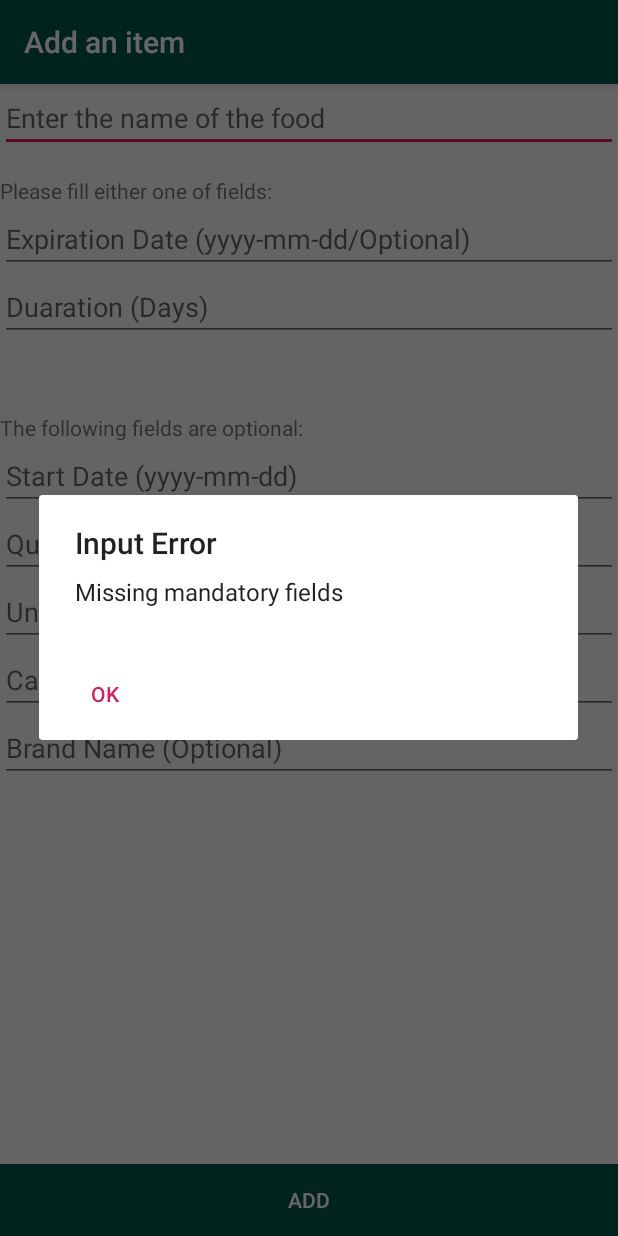
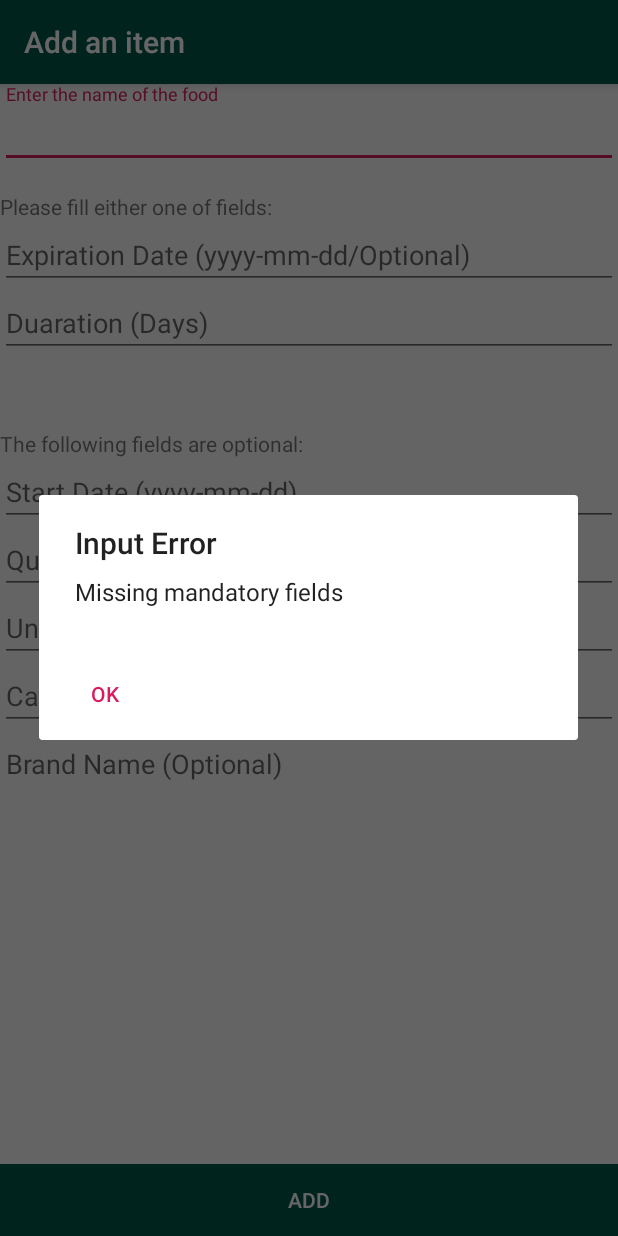
Before and after one commit to MathewJiang/PUT---IoT-Device-for-Home-Fridge, an Android app: the fragment AddItemFragment shown on its own in the app's theme, after a tap on "ADD", on a phone screen of 412 x 824 dp. Run offline under Robolectric (Android 15) with nearby library versions, the phone set to English and light mode, and no system bars; our stand-ins replace Volley; network calls fail; 1 other tap on this screen came first.

Commit message:
Add barcode request logic

```diff
--- a/Android App/app/src/main/java/com/example/zhepingjiang/navigation/AddItemFragment.java
+++ b/Android App/app/src/main/java/com/example/zhepingjiang/navigation/AddItemFragment.java
@@ -5,6 +5,7 @@ import android.content.DialogInterface;
 import android.os.Bundle;
 import android.support.annotation.NonNull;
 import android.support.annotation.Nullable;
+import android.support.design.widget.TextInputLayout;
 import android.support.v4.app.Fragment;
 import android.support.v7.app.AlertDialog;
 import android.util.Log;
@@ -14,6 +15,7 @@ import android.view.ViewGroup;
 import android.view.inputmethod.InputMethodManager;
 import android.widget.Button;
 import android.widget.EditText;
+import android.os.CountDownTimer;
 
 import com.android.volley.Request;
 import com.android.volley.RequestQueue;
@@ -38,6 +40,8 @@ import java.util.Calendar;
 import java.util.Date;
 import java.util.Objects;
 
+import org.jsoup.Jsoup;
+
 public class AddItemFragment extends Fragment {
     private static final String TAG = "AddItemFragment";
     private Button add_button;
@@ -51,13 +55,15 @@ public class AddItemFragment extends Fragment {
         final View cur_view = view;
         add_button = (Button)view.findViewById(R.id.addButton);
 
+        queryBarcodeScanner(view);
+
         //TODO: Check for the startdate automatically for the user
         add_button.setOnClickListener(new View.OnClickListener() {
             @Override
             public void onClick(View v) {
 
-                EditText enterFoodNameEditText = cur_view.findViewById(R.id.enterFoodEditText);
-                String foodName = enterFoodNameEditText.getText().toString();
+                TextInputLayout enterFoodNameEditText = cur_view.findViewById(R.id.enterFoodEditText);
+                String foodName = enterFoodNameEditText.getEditText().getText().toString();
                 EditText enterDurationEditText = cur_view.findViewById(R.id.enterDurationEditText);
                 String duration = enterDurationEditText.getText().toString();
                 EditText enterEndDateEditText = cur_view.findViewById(R.id.enterEndDateEditText);
@@ -100,7 +106,7 @@ public class AddItemFragment extends Fragment {
                     RequestQueue queue = Volley.newRequestQueue(Objects.requireNonNull(getContext()));
                     String url = "http://ece496puts.ddns.net:59496/raw_sql/" +
                             "use putsDB;" +
-                            "insert into std_names values ('" + foodName + "', 'uncategorized');" +
+                            "insert ignore into std_names values ('" + foodName + "', 'uncategorized');" +
                             "insert into purchase_history (std_name, vendor, brand, content_quantity, content_unit, is_packaged, package_unit, purchase_date, expiry_date) " +
                             "VALUES ('" + foodName + "', 'default', 'default', '1', 'items', 'T', 'box', '" + startDate + "', '" + endDate + "');" +
                             "insert into grocery_storage VALUES (LAST_INSERT_ID(), '" + foodName + "', 1, 'items', '2019-01-04 00:16:32', '" + startDate +"', '" + endDate + "', 'good');";
@@ -147,7 +153,7 @@ public class AddItemFragment extends Fragment {
                     queue.add(stringRequest);
 
                     //clear the text if user enter some info
-                    enterFoodNameEditText.setText("");
+                    enterFoodNameEditText.getEditText().setText("");
                     enterEndDateEditText.setText("");
                     enterDurationEditText.setText("");
 
@@ -164,4 +170,60 @@ public class AddItemFragment extends Fragment {
     public View onCreateView(@NonNull LayoutInflater inflater, @Nullable ViewGroup container, @Nullable Bundle savedInstanceState) {
         return inflater.inflate(R.layout.additem_layout, container, false);
     }
+
+    private void queryBarcodeScanner(@NonNull View view) {
+        RequestQueue requestQueue = Volley.newRequestQueue(Objects.requireNonNull(getContext()));
+        StringRequest request = new StringRequest(Request.Method.GET, "http://ece496puts.ddns.net:59496/read_scanner", new Response.Listener<String>() {
+            @Override
+            public void onResponse(String response) {
+                Log.d("barcode_query", response);
+                String barcode = Jsoup.parse(response).select("h1").first().text();
+
+                TextInputLayout enterFoodEditText = view.findViewById(R.id.enterFoodEditText);
+                enterFoodEditText.setHelperText("Barcoded item: " + barcode);
+                EditText enterQuantityEditText = view.findViewById(R.id.enterQuantityEditText);
+                EditText enterUnitEditText = view.findViewById(R.id.enterUnitEditText);
+                EditText enterCategoryEditText = view.findViewById(R.id.enterCategoryEditText);
+                EditText enterBrandNameEditText = view.findViewById(R.id.enterBrandNameEditText);
+
+
+                if (barcode.charAt(0) < '5') {
+                    // orange juice
+                    enterFoodEditText.getEditText().setText("Orange juice");
+                    enterQuantityEditText.setText("500");
+                    enterUnitEditText.setText("ml");
+                    enterCategoryEditText.setText("Drink");
+                    enterBrandNameEditText.setText("Dole");
+                } else {
+                    // banana juice
+                    enterFoodEditText.getEditText().setText("Banana juice");
+                    enterQuantityEditText.setText("300");
+                    enterUnitEditText.setText("ml");
+                    enterCategoryEditText.setText("Drink");
+                    enterBrandNameEditText.setText("Minute Maid");
+                }
+
+                refreshBarcodeResult(view, 1000);
+            }
+        }, error ->  {
+            AlertDialog alertDialog = new AlertDialog.Builder(getContext()).create();
+            alertDialog.setTitle("Internet Error");
+            alertDialog.setMessage(error.getMessage());
+            alertDialog.setButton(AlertDialog.BUTTON_NEUTRAL, "OK",
+                    (dialog, which) -> dialog.dismiss());
+            alertDialog.show();
+        });
+        requestQueue.add(request);
+    }
+
+    private void refreshBarcodeResult(@NonNull View view, final long timeoutInMillis) {
+        new CountDownTimer(timeoutInMillis, 20000) {
+            public void onTick(long millisUntilFinished) {
+            }
+            public void onFinish() {
+                Log.i("barcode_timeout", "every " + timeoutInMillis + "ms");
+                queryBarcodeScanner(view);
+            }
+        }.start();
+    }
 }
--- a/Android App/app/src/main/res/layout/additem_layout.xml
+++ b/Android App/app/src/main/res/layout/additem_layout.xml
@@ -1,6 +1,7 @@
 <?xml version="1.0" encoding="utf-8"?>
 <RelativeLayout
     xmlns:android="http://schemas.android.com/apk/res/android"
+    xmlns:app="http://schemas.android.com/apk/res-auto"
     xmlns:tools="http://schemas.android.com/tools"
     android:layout_width="match_parent"
     android:layout_height="match_parent">
@@ -20,14 +21,17 @@
             android:layout_height="wrap_content"
             android:orientation="vertical">
 
-            <EditText
+            <android.support.design.widget.TextInputLayout
                 android:id="@+id/enterFoodEditText"
                 android:layout_width="match_parent"
                 android:layout_height="wrap_content"
-                android:autofillHints=""
-                android:ems="10"
-                android:hint="@string/enterFoodNameText"
-                android:inputType="textPersonName" />
+                app:helperTextEnabled="false">
+
+                <android.support.design.widget.TextInputEditText
+                    android:layout_width="match_parent"
+                    android:layout_height="wrap_content"
+                    android:hint="@string/enterFoodNameText" />
+            </android.support.design.widget.TextInputLayout>
 
             <TextView
                 android:id="@+id/addDurationInfoTextView"
```
